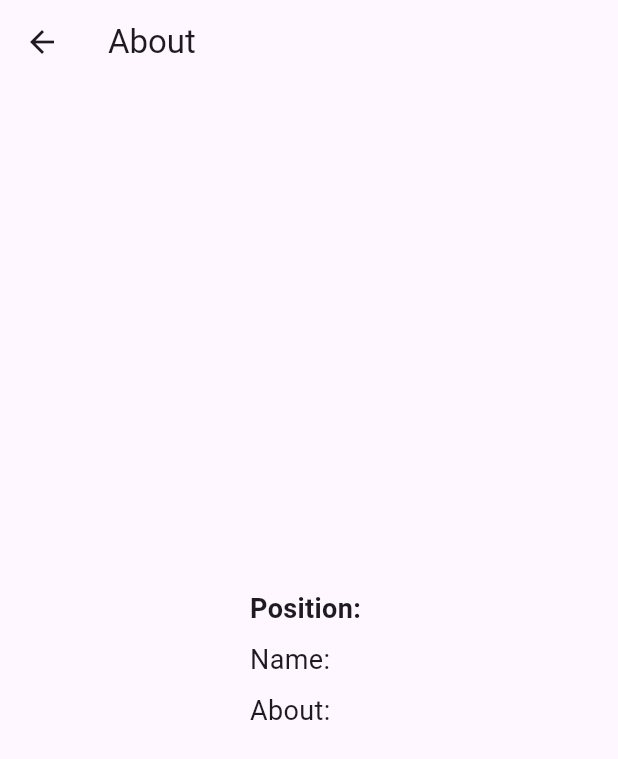
After one commit to gopalkrushnas063/myportfolio_getx_mvvm, a Flutter app: the AboutView screen opened by its route, on a phone screen of 412 x 824 dp. The commit adds this screen. Shown: the top 759 px of the screen. Run offline on Flutter 3.47's test engine with Material 3 defaults, Android fonts, the light colour scheme and no system bars; our stand-ins replace get; network calls fail.

Commit message:
about section added

```diff
--- a/lib/main.dart
+++ b/lib/main.dart
@@ -1,6 +1,7 @@
 // main.dart
 import 'package:flutter/material.dart';
 import 'package:get/get.dart';
+import 'package:myportfolio_getx_mvvm/routes/routes.dart';
 import 'package:myportfolio_getx_mvvm/view/home_view.dart';
 
 void main() {
@@ -15,7 +16,8 @@ class MyApp extends StatelessWidget {
       theme: ThemeData(
         primarySwatch: Colors.blue,
       ),
-      home: HomeView(), // Entry point to your app
+      getPages: allPage,
+      home: HomeView(),
     );
   }
 }
--- /dev/null
+++ b/lib/model/about_model.dart
@@ -0,0 +1,53 @@
+// model/about_model.dart
+class AboutModel {
+  final String position;
+  final String name;
+  final String about;
+  final String dob;
+  final String webUrl;
+  final String degree;
+  final String address;
+  final String age;
+  final String email;
+  final String phone;
+  final String github;
+  final List<Map<String, dynamic>> percentageTechStack;
+  final List<Map<String, dynamic>> education;
+  final List<Map<String, dynamic>> experience;
+
+  AboutModel({
+    required this.position,
+    required this.name,
+    required this.about,
+    required this.dob,
+    required this.webUrl,
+    required this.degree,
+    required this.address,
+    required this.age,
+    required this.email,
+    required this.phone,
+    required this.github,
+    required this.percentageTechStack,
+    required this.education,
+    required this.experience,
+  });
+
+  factory AboutModel.fromJson(Map<String, dynamic> json) {
+    return AboutModel(
+      position: json['position'],
+      name: json['name'],
+      about: json['about'],
+      dob: json['dob'],
+      webUrl: json['web_url'],
+      degree: json['degree'],
+      address: json['address'],
+      age: json['age'],
+      email: json['email'],
+      phone: json['phone'],
+      github: json['github'],
+      percentageTechStack: List<Map<String, dynamic>>.from(json['percentage_tech_stack']),
+      education: List<Map<String, dynamic>>.from(json['education']),
+      experience: List<Map<String, dynamic>>.from(json['experience']),
+    );
+  }
+}
--- /dev/null
+++ b/lib/routes/routes.dart
@@ -0,0 +1,24 @@
+import 'package:get/get.dart';
+import 'package:myportfolio_getx_mvvm/view/about_view.dart';
+import 'package:myportfolio_getx_mvvm/view/home_view.dart';
+
+
+final allPage = [
+  GetPage(name: "/", page: () => HomeView()),
+  GetPage(
+    name: "/about",
+    page: () => AboutView(),
+    transition: Transition.fadeIn,
+  ),
+  // GetPage(
+  //   name: "/all_cat_news",
+  //   page: () => AllCategoryWiseNewsPage(),
+  //   transition: Transition.fadeIn,
+  // ),
+  // GetPage(
+  //   name: "/switch_languages",
+  //   page: () => SwitchLanguageScreen(),
+  //   transition: Transition.fadeIn,
+  // ),
+
+];
--- /dev/null
+++ b/lib/view/about_view.dart
@@ -0,0 +1,48 @@
+// view/about_view.dart
+import 'package:flutter/material.dart';
+import 'package:get/get.dart';
+import 'package:myportfolio_getx_mvvm/viewmodel/about_view_model.dart';
+
+class AboutView extends StatelessWidget {
+  final AboutViewModel aboutViewModel = Get.put(AboutViewModel());
+
+  @override
+  Widget build(BuildContext context) {
+    return Scaffold(
+      appBar: AppBar(
+        title: Text('About'),
+      ),
+      body: Center(
+        child: Obx(() {
+          if (aboutViewModel.isLoading.value) {
+            return CircularProgressIndicator();
+          } else {
+            return SingleChildScrollView(
+              padding: EdgeInsets.all(16),
+              child: Column(
+                crossAxisAlignment: CrossAxisAlignment.start,
+                children: [
+                  Text(
+                    'Position: ${aboutViewModel.aboutModel.value.position}',
+                    style: TextStyle(fontSize: 18, fontWeight: FontWeight.bold),
+                  ),
+                  SizedBox(height: 8),
+                  Text(
+                    'Name: ${aboutViewModel.aboutModel.value.name}',
+                    style: TextStyle(fontSize: 18),
+                  ),
+                  SizedBox(height: 8),
+                  Text(
+                    'About: ${aboutViewModel.aboutModel.value.about}',
+                    style: TextStyle(fontSize: 18),
+                  ),
+                  // Display more about information here
+                ],
+              ),
+            );
+          }
+        }),
+      ),
+    );
+  }
+}
--- /dev/null
+++ b/lib/viewmodel/about_view_model.dart
@@ -0,0 +1,50 @@
+// viewmodel/about_view_model.dart
+import 'package:get/get.dart';
+import 'package:http/http.dart' as http;
+import 'package:myportfolio_getx_mvvm/model/about_model.dart';
+import 'dart:convert';
+
+
+class AboutViewModel extends GetxController {
+  var isLoading = true.obs;
+  var aboutModel = AboutModel(
+    position: '',
+    name: '',
+    about: '',
+    dob: '',
+    webUrl: '',
+    degree: '',
+    address: '',
+    age: '',
+    email: '',
+    phone: '',
+    github: '',
+    percentageTechStack: [],
+    education: [],
+    experience: [],
+  ).obs;
+
+  @override
+  void onInit() {
+    fetchAboutData();
+    super.onInit();
+  }
+
+  void fetchAboutData() async {
+    try {
+      isLoading(true);
+      var response = await http.get(Uri.parse("https://gopalkrushnas063.github.io/portfolio_json/about.json"));
+      if (response.statusCode == 200) {
+        var jsonResponse = json.decode(response.body);
+        print(jsonResponse);
+        aboutModel(AboutModel.fromJson(jsonResponse[0]));
+      } else {
+        print('Request failed with status: ${response.statusCode}.');
+      }
+    } catch (e) {
+      print('Exception occurred: $e');
+    } finally {
+      isLoading(false);
+    }
+  }
+}
```
Also changed, not shown: lib/widgets/custom_drawer.dart (added, +66 -0 lines), 10 other files.
